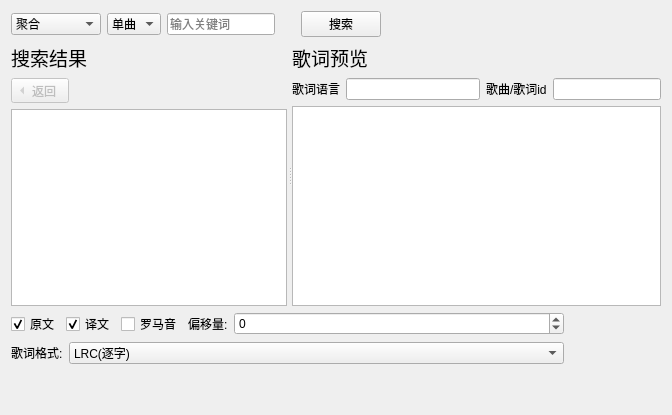
Qt form LDDC/ui/search_base.ui (chenmozhijin/LDDC) before a commit.
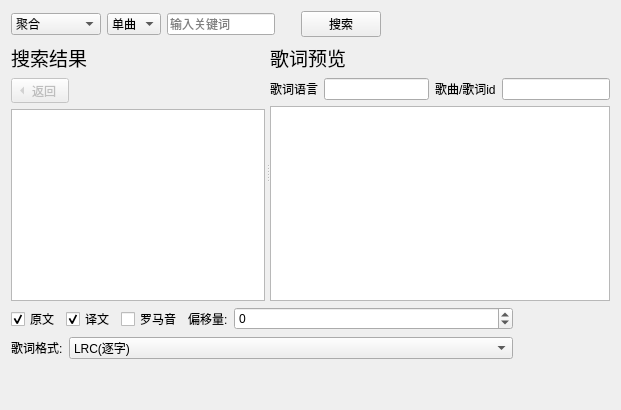
The same form after that commit. Custom widgets are drawn as their Qt base class.

Commit message: refactor(search_base): Remove redundant geometry, adjust QComboBox size policy

```diff
--- a/LDDC/ui/search_base.ui
+++ b/LDDC/ui/search_base.ui
@@ -2,14 +2,6 @@
 <ui version="4.0">
  <class>search_base</class>
  <widget class="QWidget" name="search_base">
-  <property name="geometry">
-   <rect>
-    <x>0</x>
-    <y>0</y>
-    <width>672</width>
-    <height>415</height>
-   </rect>
-  </property>
   <layout class="QVBoxLayout" name="verticalLayout">
    <item>
     <layout class="QHBoxLayout" name="horizontalLayout">
```
Left out of the diff: 3 changed lines with no effect on the pictures. The commit also changes 1 other file.
